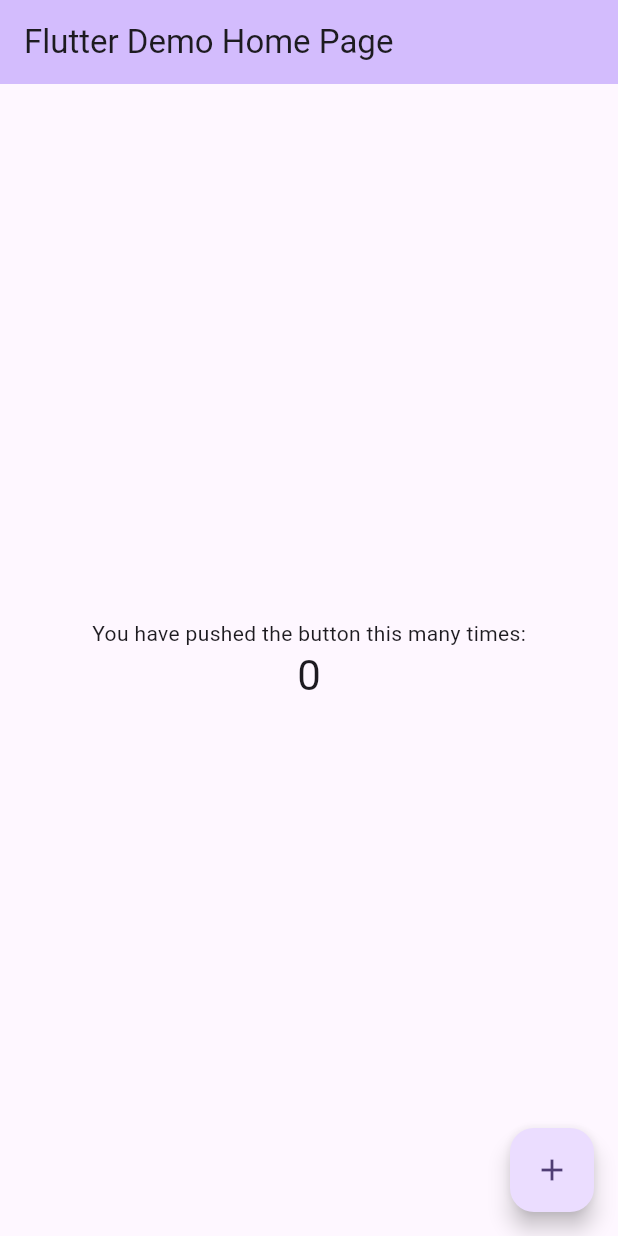
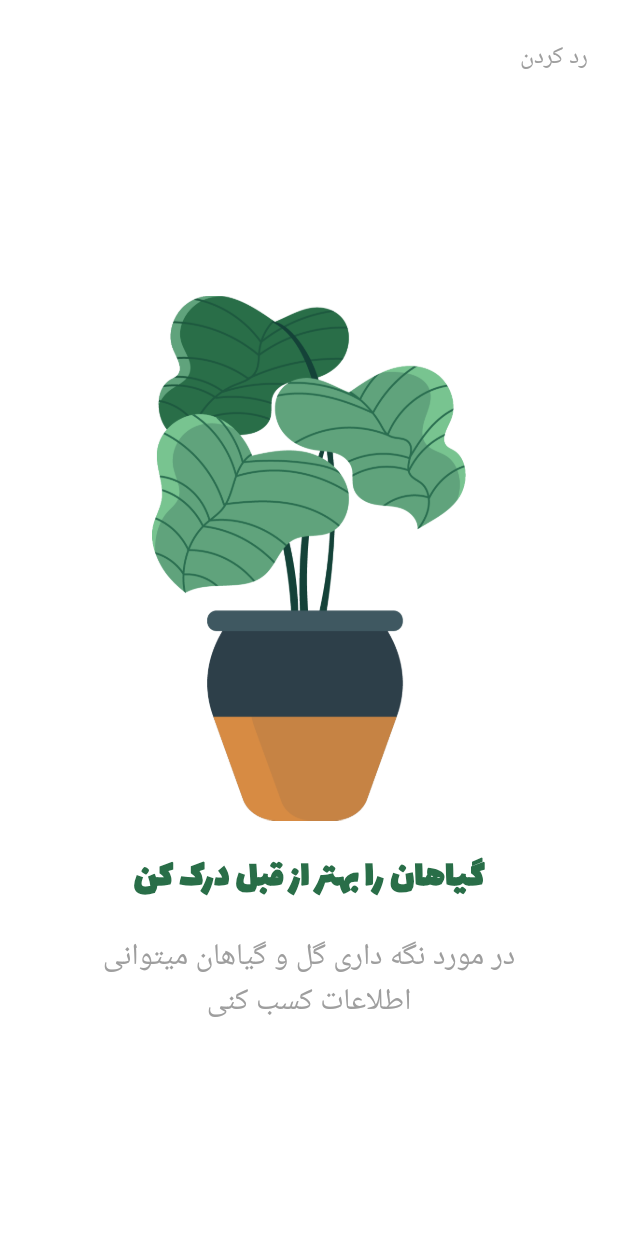
Before and after one commit to msharafice/plant_app, a Flutter app: the screen it shows after launch, on a phone screen of 412 x 824 dp. Run offline on Flutter 3.47's test engine with Material 3 defaults, Android fonts, the light colour scheme and no system bars.

Commit message:
edit home_page

```diff
--- a/lib/main.dart
+++ b/lib/main.dart
@@ -1,4 +1,5 @@
 import 'package:flutter/material.dart';
+import 'package:plantapp_2/screens/home_page.dart';
 
 void main() {
   runApp(const MyApp());
@@ -10,116 +11,10 @@
   // This widget is the root of your application.
   @override
   Widget build(BuildContext context) {
-    return MaterialApp(
-      title: 'Flutter Demo',
-      theme: ThemeData(
-        // This is the theme of your application.
-        //
-        // TRY THIS: Try running your application with "flutter run". You'll see
-        // the application has a purple toolbar. Then, without quitting the app,
-        // try changing the seedColor in the colorScheme below to Colors.green
-        // and then invoke "hot reload" (save your changes or press the "hot
-        // reload" button in a Flutter-supported IDE, or press "r" if you used
-        // the command line to start the app).
-        //
-        // Notice that the counter didn't reset back to zero; the application
-        // state is not lost during the reload. To reset the state, use hot
-        // restart instead.
-        //
-        // This works for code too, not just values: Most code changes can be
-        // tested with just a hot reload.
-        colorScheme: ColorScheme.fromSeed(seedColor: Colors.deepPurple),
-        useMaterial3: true,
-      ),
-      home: const MyHomePage(title: 'Flutter Demo Home Page'),
+    return const MaterialApp(
+      debugShowCheckedModeBanner: false,
+      title: 'Plant App',
+      home: HomePage(),
     );
   }
 }
-
-class MyHomePage extends StatefulWidget {
-  const MyHomePage({super.key, required this.title});
-
-  // This widget is the home page of your application. It is stateful, meaning
-  // that it has a State object (defined below) that contains fields that affect
-  // how it looks.
-
-  // This class is the configuration for the state. It holds the values (in this
-  // case the title) provided by the parent (in this case the App widget) and
-  // used by the build method of the State. Fields in a Widget subclass are
-  // always marked "final".
-
-  final String title;
-
-  @override
-  State<MyHomePage> createState() => _MyHomePageState();
-}
-
-class _MyHomePageState extends State<MyHomePage> {
-  int _counter = 0;
-
-  void _incrementCounter() {
-    setState(() {
-      // This call to setState tells the Flutter framework that something has
-      // changed in this State, which causes it to rerun the build method below
-      // so that the display can reflect the updated values. If we changed
-      // _counter without calling setState(), then the build method would not be
-      // called again, and so nothing would appear to happen.
-      _counter++;
-    });
-  }
-
-  @override
-  Widget build(BuildContext context) {
-    // This method is rerun every time setState is called, for instance as done
-    // by the _incrementCounter method above.
-    //
-    // The Flutter framework has been optimized to make rerunning build methods
-    // fast, so that you can just rebuild anything that needs updating rather
-    // than having to individually change instances of widgets.
-    return Scaffold(
-      appBar: AppBar(
-        // TRY THIS: Try changing the color here to a specific color (to
-        // Colors.amber, perhaps?) and trigger a hot reload to see the AppBar
-        // change color while the other colors stay the same.
-        backgroundColor: Theme.of(context).colorScheme.inversePrimary,
-        // Here we take the value from the MyHomePage object that was created by
-        // the App.build method, and use it to set our appbar title.
-        title: Text(widget.title),
-      ),
-      body: Center(
-        // Center is a layout widget. It takes a single child and positions it
-        // in the middle of the parent.
-        child: Column(
-          // Column is also a layout widget. It takes a list of children and
-          // arranges them vertically. By default, it sizes itself to fit its
-          // children horizontally, and tries to be as tall as its parent.
-          //
-          // Column has various properties to control how it sizes itself and
-          // how it positions its children. Here we use mainAxisAlignment to
-          // center the children vertically; the main axis here is the vertical
-          // axis because Columns are vertical (the cross axis would be
-          // horizontal).
-          //
-          // TRY THIS: Invoke "debug painting" (choose the "Toggle Debug Paint"
-          // action in the IDE, or press "p" in the console), to see the
-          // wireframe for each widget.
-          mainAxisAlignment: MainAxisAlignment.center,
-          children: <Widget>[
-            const Text(
-              'You have pushed the button this many times:',
-            ),
-            Text(
-              '$_counter',
-              style: Theme.of(context).textTheme.headlineMedium,
-            ),
-          ],
-        ),
-      ),
-      floatingActionButton: FloatingActionButton(
-        onPressed: _incrementCounter,
-        tooltip: 'Increment',
-        child: const Icon(Icons.add),
-      ), // This trailing comma makes auto-formatting nicer for build methods.
-    );
-  }
-}
--- /dev/null
+++ b/lib/screens/home_page.dart
@@ -0,0 +1,97 @@
+import 'package:flutter/material.dart';
+import 'package:plantapp_2/const/constants.dart';
+
+class HomePage extends StatefulWidget {
+  const HomePage({super.key});
+
+  @override
+  State<HomePage> createState() => _HomePageState();
+}
+
+class _HomePageState extends State<HomePage> {
+  final PageController _pageController = PageController(initialPage: 0);
+  int currentindex = 0;
+
+  @override
+  Widget build(BuildContext context) {
+    return Scaffold(
+      backgroundColor: Colors.white,
+      appBar: AppBar(
+        backgroundColor: Colors.white,
+        elevation: 0.0,
+        actions: [
+          Padding(
+            padding: const EdgeInsets.only(top: 20.0, right: 20.0),
+            child: InkWell(
+              onTap: () {},
+              child: const Text(
+                'رد کردن',
+                style: TextStyle(
+                  color: Colors.grey,
+                  // fontFamily:
+                  fontSize: 16.0,
+                ),
+              ),
+            ),
+          )
+        ],
+      ),
+      body: Stack(
+        children: [
+          PageView(
+            onPageChanged: (int page) {
+              setState(
+                () {
+                  currentindex = page;
+                },
+              );
+            },
+            controller: _pageController,
+            children: [
+              Padding(
+                padding: const EdgeInsets.only(
+                  left: 50.0,
+                  right: 50.0,
+                ),
+                child: Column(
+                  mainAxisAlignment: MainAxisAlignment.center,
+                  children: [
+                    SizedBox(
+                      height: 350.0,
+                      child: Image.asset(
+                        'assets/images/plant-one.png',
+                      ),
+                    ),
+                    const SizedBox(height: 20.0),
+                    Text(
+                      Constants.titleOne,
+                      textAlign: TextAlign.center,
+                      style: TextStyle(
+                        fontFamily: 'lalezar',
+                        //lalaezar
+                        fontSize: 25.0,
+                        color: Constants.primaryColor,
+                        fontWeight: FontWeight.bold,
+                      ),
+                    ),
+                    const SizedBox(height: 20.0),
+                    Text(
+                      Constants.descriptionOne,
+                      textAlign: TextAlign.center,
+                      style: const TextStyle(
+                        // fontFamily: 'iransans',
+                        fontSize: 20.0,
+                        color: Colors.grey,
+                        fontWeight: FontWeight.w400,
+                      ),
+                    ),
+                  ],
+                ),
+              ),
+            ],
+          )
+        ],
+      ),
+    );
+  }
+}
```
Also changed, not shown: pubspec.yaml (+6 -6 lines), assets/font/Lalezar.ttf (added).
